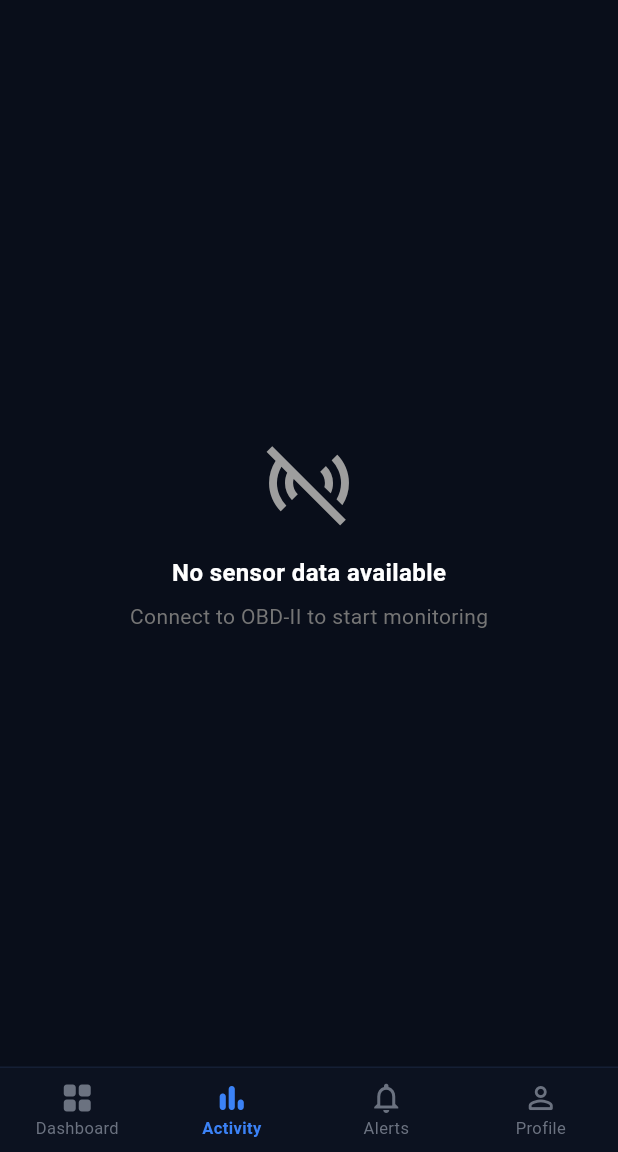
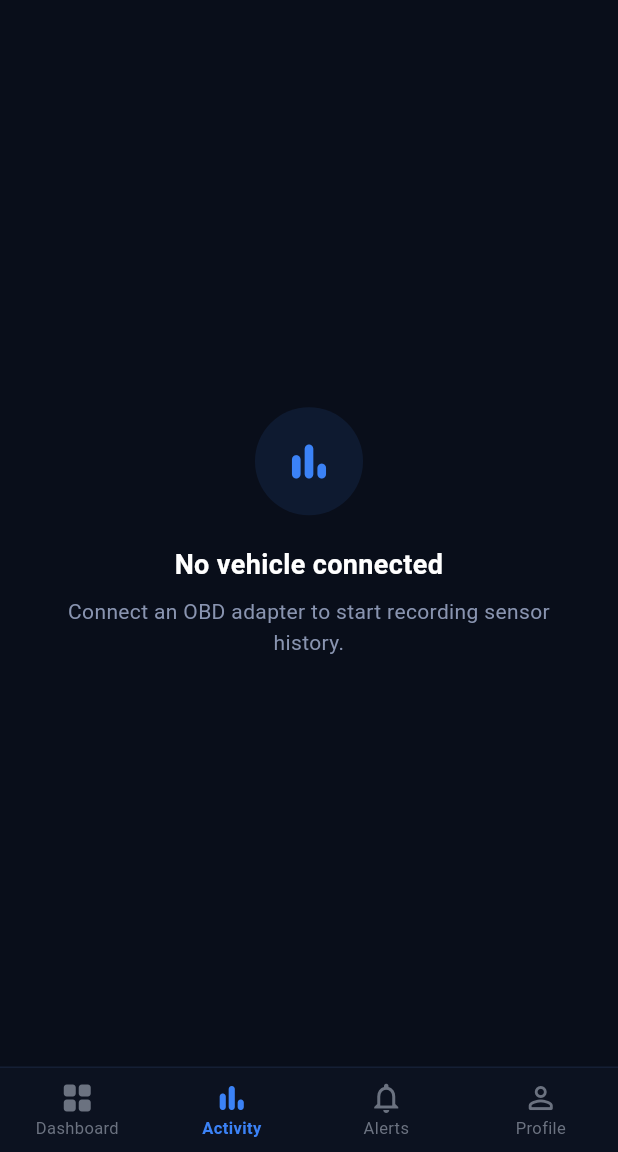
Before and after one commit to integgreat-creator/Fleet-Telemetry-Platform, a Flutter app: the screen it shows once a user with an empty profile is signed in, item 2 of the bottom bar chosen, on a phone screen of 412 x 824 dp, the part 84-1236 px from its top. Run offline on Flutter 3.47's test engine with Material 3 defaults, Android fonts, the phone set to English and light mode, and no system bars; our stand-ins replace app_links, connectivity_plus, fl_chart, flutter_blue_plus, flutter_bluetooth_serial, flutter_dotenv and 6 more; missing offline and left inert: mobile_scanner; accounts and stored records are empty.

Commit message:
fix(mobile): Activity tab 7-day sensor history + threshold alerts toggle
- Add ActivityScreen with per-sensor fl_chart line charts for the last 7 days;
  replaces the duplicate DashboardScreen that was wired to Tab 1
- Add getSensorHistory() to SupabaseService (sensor_type / value / unit /
  timestamp, configurable days + limit, server-side ordering)
- Wire Tab 1 of IndexedStack to ActivityScreen instead of DashboardScreen
- Add alertsEnabled flag to NotificationService singleton; showThresholdAlert()
  is now a no-op when the flag is false
- ProfileScreen._toggleAlerts() updates the flag immediately, persists to
  SharedPreferences, and cancels any queued notifications when disabled
- SensorProvider.startMonitoring() restores the persisted toggle on every
  new OBD session so the flag survives app restarts

Co-Authored-By: Claude Sonnet 4.6 <noreply@anthropic.com>

```diff
--- a/mobile_app/lib/providers/sensor_provider.dart
+++ b/mobile_app/lib/providers/sensor_provider.dart
@@ -47,6 +47,12 @@ class SensorProvider extends ChangeNotifier {
     _thresholds              = thresholds;
     _lastDataReceivedAt = DateTime.now();
     _offlineEventFired  = false;
+
+    // Restore the threshold-alerts toggle preference on every session start
+    SharedPreferences.getInstance().then((prefs) {
+      _notificationService.alertsEnabled =
+          prefs.getBool('threshold_alerts_enabled') ?? true;
+    });
 
     // OBD sensor stream
     _sensorSubscription = _obdService.sensorDataStream.listen((sensorData) {
--- /dev/null
+++ b/mobile_app/lib/screens/activity_screen.dart
@@ -0,0 +1,542 @@
+import 'dart:math';
+import 'package:fl_chart/fl_chart.dart';
+import 'package:flutter/material.dart';
+import 'package:provider/provider.dart';
+import 'package:vehicle_telemetry/config/app_colors.dart';
+import 'package:vehicle_telemetry/providers/vehicle_provider.dart';
+import 'package:vehicle_telemetry/services/supabase_service.dart';
+
+/// Sensor value history for the last 7 days.
+/// Shows a line chart per sensor type that has collected data.
+class ActivityScreen extends StatefulWidget {
+  const ActivityScreen({super.key});
+
+  @override
+  State<ActivityScreen> createState() => _ActivityScreenState();
+}
+
+class _ActivityScreenState extends State<ActivityScreen> {
+  final _service = SupabaseService();
+
+  List<_SensorHistory> _history = [];
+  bool   _loading = false;
+  String? _error;
+
+  // ── Human-readable labels ─────────────────────────────────────────────────
+  static const Map<String, String> _sensorLabels = {
+    'rpm':                    'Engine RPM',
+    'speed':                  'Vehicle Speed',
+    'coolant_temp':           'Coolant Temp',
+    'fuel_level':             'Fuel Level',
+    'battery_voltage':        'Battery Voltage',
+    'throttle_position':      'Throttle Position',
+    'intake_air_temp':        'Intake Air Temp',
+    'engine_load':            'Engine Load',
+    'maf':                    'Mass Air Flow',
+    'timing_advance':         'Timing Advance',
+    'fuel_pressure':          'Fuel Pressure',
+    'map':                    'Manifold Pressure',
+    'short_fuel_trim_1':      'Short Fuel Trim',
+    'long_fuel_trim_1':       'Long Fuel Trim',
+    'o2_voltage_b1s1':        'O2 Sensor B1S1',
+    'o2_voltage_b1s2':        'O2 Sensor B1S2',
+    'catalyst_temp_b1s1':     'Catalyst Temp',
+    'engine_runtime':         'Engine Runtime',
+    'barometric_pressure':    'Barometric Pressure',
+    'control_module_voltage': 'Control Module V',
+    'absolute_load':          'Absolute Load',
+    'engine_oil_temp':        'Engine Oil Temp',
+  };
+
+  @override
+  void didChangeDependencies() {
+    super.didChangeDependencies();
+    _fetchHistory();
+  }
+
+  Future<void> _fetchHistory() async {
+    final vehicleId =
+        context.read<VehicleProvider>().selectedVehicle?.id;
+    if (vehicleId == null) return;
+
+    setState(() { _loading = true; _error = null; });
+
+    try {
+      final rows = await _service.getSensorHistory(
+        vehicleId: vehicleId,
+        days:      7,
+        limit:     4000,
+      );
+
+      // Group rows by sensor_type
+      final grouped = <String, List<Map<String, dynamic>>>{};
+      for (final row in rows) {
+        final type = row['sensor_type'] as String? ?? 'unknown';
+        grouped.putIfAbsent(type, () => []).add(row);
+      }
+
+      // Build _SensorHistory per type, oldest-first
+      final startTime = DateTime.now().subtract(const Duration(days: 7));
+
+      final historyList = grouped.entries.map((e) {
+        final type   = e.key;
+        final points = e.value;
+
+        // Down-sample to at most 200 points per sensor for chart performance
+        final sampled = _downsample(points, 200);
+
+        final spots = <FlSpot>[];
+        final values = <double>[];
+
+        for (final p in sampled) {
+          final raw = p['timestamp'] as String?;
+          if (raw == null) continue;
+          final ts  = DateTime.tryParse(raw);
+          if (ts == null) continue;
+          final val = (p['value'] as num?)?.toDouble();
+          if (val == null) continue;
+
+          final xMinutes = ts.difference(startTime).inMinutes.toDouble();
+          spots.add(FlSpot(xMinutes, val));
+          values.add(val);
+        }
+
+        if (spots.isEmpty) return null;
+
+        final minVal = values.reduce(min);
+        final maxVal = values.reduce(max);
+        final avgVal = values.reduce((a, b) => a + b) / values.length;
+        final unit   = (points.first['unit'] as String?) ?? '';
+
+        return _SensorHistory(
+          sensorType: type,
+          label:      _sensorLabels[type] ?? type.replaceAll('_', ' '),
+          unit:       unit,
+          spots:      spots,
+          minVal:     minVal,
+          maxVal:     maxVal,
+          avgVal:     avgVal,
+          startTime:  startTime,
+        );
+      }).whereType<_SensorHistory>().toList();
+
+      // Sort alphabetically by label
+      historyList.sort((a, b) => a.label.compareTo(b.label));
+
+      if (mounted) setState(() { _history = historyList; _loading = false; });
+    } catch (e) {
+      if (mounted) setState(() { _error = e.toString(); _loading = false; });
+    }
+  }
+
+  // ── Render ─────────────────────────────────────────────────────────────────
+
+  @override
+  Widget build(BuildContext context) {
+    return Consumer<VehicleProvider>(
+      builder: (context, vp, _) {
+        if (vp.selectedVehicle == null) {
+          return _EmptyState(
+            icon:     Icons.bar_chart_rounded,
+            title:    'No vehicle connected',
+            subtitle: 'Connect an OBD adapter to start recording sensor history.',
+          );
+        }
+
+        if (_loading) {
+          return const Center(
+            child: Column(
+              mainAxisAlignment: MainAxisAlignment.center,
+              children: [
+                CircularProgressIndicator(color: AppColors.accentBlue),
+                SizedBox(height: 16),
+                Text('Loading sensor history…',
+                    style: TextStyle(color: AppColors.textSecondary)),
+              ],
+            ),
+          );
+        }
+
+        if (_error != null) {
+          return _EmptyState(
+            icon:        Icons.error_outline,
+            title:       'Failed to load history',
+            subtitle:    _error!,
+            actionLabel: 'Retry',
+            onAction:    _fetchHistory,
+          );
+        }
+
+        if (_history.isEmpty) {
+          return _EmptyState(
+            icon:        Icons.show_chart_rounded,
+            title:       'No history yet',
+            subtitle:    'Sensor readings from the last 7 days will appear here once the OBD adapter starts sending data.',
+            actionLabel: 'Refresh',
+            onAction:    _fetchHistory,
+          );
+        }
+
+        return RefreshIndicator(
+          color:           AppColors.accentBlue,
+          backgroundColor: AppColors.bgCard,
+          onRefresh:       _fetchHistory,
+          child: ListView(
+            padding: const EdgeInsets.symmetric(horizontal: 16, vertical: 12),
+            children: [
+              // Header row
+              Row(
+                children: [
+                  const Icon(Icons.history_rounded,
+                      color: AppColors.accentBlue, size: 18),
+                  const SizedBox(width: 8),
+                  Text(
+                    'Last 7 days  •  ${_history.length} sensors',
+                    style: const TextStyle(
+                      color: AppColors.textSecondary,
+                      fontSize: 13,
+                    ),
+                  ),
+                  const Spacer(),
+                  GestureDetector(
+                    onTap: _fetchHistory,
+                    child: const Icon(Icons.refresh_rounded,
+                        color: AppColors.accentBlue, size: 20),
+                  ),
+                ],
+              ),
+              const SizedBox(height: 12),
+
+              // One card per sensor
+              for (final h in _history) ...[
+                _SensorChartCard(history: h),
+                const SizedBox(height: 12),
+              ],
+            ],
+          ),
+        );
+      },
+    );
+  }
+
+  // ── Helpers ────────────────────────────────────────────────────────────────
+
+  /// Keeps at most [maxPoints] evenly-spaced items from [list].
+  static List<T> _downsample<T>(List<T> list, int maxPoints) {
+    if (list.length <= maxPoints) return list;
+    final step = list.length / maxPoints;
+    return List.generate(
+      maxPoints,
+      (i) => list[(i * step).floor()],
+    );
+  }
+}
+
+// ── Data model ────────────────────────────────────────────────────────────────
+
+class _SensorHistory {
+  final String     sensorType;
+  final String     label;
+  final String     unit;
+  final List<FlSpot> spots;
+  final double     minVal;
+  final double     maxVal;
+  final double     avgVal;
+  final DateTime   startTime;
+
+  const _SensorHistory({
+    required this.sensorType,
+    required this.label,
+    required this.unit,
+    required this.spots,
+    required this.minVal,
+    required this.maxVal,
+    required this.avgVal,
+    required this.startTime,
+  });
+}
+
+// ── Chart card ────────────────────────────────────────────────────────────────
+
+class _SensorChartCard extends StatelessWidget {
+  final _SensorHistory history;
+  const _SensorChartCard({required this.history});
+
+  @override
+  Widget build(BuildContext context) {
+    // Colour: blue by default, orange if spread is wide (high variance)
+    final spread = history.maxVal - history.minVal;
+    final lineColor = spread > history.avgVal * 0.5
+        ? AppColors.statusConnecting
+        : AppColors.accentBlue;
+
+    return Container(
+      decoration: BoxDecoration(
+        color: AppColors.bgCard,
+        borderRadius: BorderRadius.circular(14),
+      ),
+      padding: const EdgeInsets.fromLTRB(16, 14, 16, 12),
+      child: Column(
+        crossAxisAlignment: CrossAxisAlignment.start,
+        children: [
+          // Title row
+          Row(
+            children: [
+              Container(
+                width: 8, height: 8,
+                decoration: BoxDecoration(
+                  color: lineColor,
+                  shape: BoxShape.circle,
+                ),
+              ),
+              const SizedBox(width: 8),
+              Expanded(
+                child: Text(
+                  history.label,
+                  style: const TextStyle(
+                    color: AppColors.textPrimary,
+                    fontWeight: FontWeight.w600,
+                    fontSize: 14,
+                  ),
+                ),
+              ),
+              Text(
+                history.unit,
+                style: const TextStyle(
+                  color: AppColors.textSecondary,
+                  fontSize: 12,
+                ),
+              ),
+            ],
+          ),
+          const SizedBox(height: 12),
+
+          // Line chart
+          SizedBox(
+            height: 100,
+            child: LineChart(
+              LineChartData(
+                lineBarsData: [
+                  LineChartBarData(
+                    spots:       history.spots,
+                    isCurved:    true,
+                    curveSmoothness: 0.3,
+                    color:       lineColor,
+                    barWidth:    1.5,
+                    dotData:     const FlDotData(show: false),
+                    belowBarData: BarAreaData(
+                      show:  true,
+                      color: lineColor.withOpacity(0.08),
+                    ),
+                  ),
+                ],
+                gridData: FlGridData(
+                  show: true,
+                  drawVerticalLine: false,
+                  getDrawingHorizontalLine: (_) => FlLine(
+                    color: AppColors.divider,
+                    strokeWidth: 0.6,
+                  ),
+                ),
+                borderData: FlBorderData(show: false),
+                titlesData: FlTitlesData(
+                  leftTitles: AxisTitles(
+                    sideTitles: SideTitles(
+                      showTitles: true,
+                      reservedSize: 40,
+                      interval: _niceInterval(history.maxVal - history.minVal),
+                      getTitlesWidget: (value, meta) => Text(
+                        _formatValue(value),
+                        style: const TextStyle(
+                          color: AppColors.textLabel,
+                          fontSize: 9,
+                        ),
+                      ),
+                    ),
+                  ),
+                  bottomTitles: AxisTitles(
+                    sideTitles: SideTitles(
+                      showTitles: true,
+                      reservedSize: 18,
+                      interval: 1440, // one label per day (1440 min)
+                      getTitlesWidget: (value, meta) {
+                        final date = history.startTime
+                            .add(Duration(minutes: value.toInt()));
+                        return Text(
+                          _dayLabel(date),
+                          style: const TextStyle(
+                            color: AppColors.textLabel,
+                            fontSize: 9,
+                          ),
+                        );
+                      },
+                    ),
+                  ),
+                  topTitles:   const AxisTitles(
+                      sideTitles: SideTitles(showTitles: false)),
+                  rightTitles: const AxisTitles(
+                      sideTitles: SideTitles(showTitles: false)),
+                ),
+                lineTouchData: LineTouchData(
+                  touchTooltipData: LineTouchTooltipData(
+                    getTooltipColor: (_) => AppColors.bgCardAlt,
+                    getTooltipItems: (spots) => spots.map((s) =>
+                      LineTooltipItem(
+                        '${_formatValue(s.y)} ${history.unit}',
+                        const TextStyle(
+                          color: AppColors.textPrimary,
+                          fontSize: 11,
+                        ),
+                      ),
+                    ).toList(),
+                  ),
+                ),
+              ),
+            ),
+          ),
+          const SizedBox(height: 10),
+
+          // Min / Avg / Max summary
+          Row(
+            mainAxisAlignment: MainAxisAlignment.spaceAround,
+            children: [
+              _Stat(label: 'Min',  value: _formatValue(history.minVal), unit: history.unit, color: AppColors.accentBlue),
+              _Divider(),
+              _Stat(label: 'Avg',  value: _formatValue(history.avgVal), unit: history.unit, color: AppColors.textPrimary),
+              _Divider(),
+              _Stat(label: 'Max',  value: _formatValue(history.maxVal), unit: history.unit, color: lineColor),
+            ],
+          ),
+        ],
+      ),
+    );
+  }
+
+  // ── Format helpers ──────────────────────────────────────────────────────────
+
+  static String _formatValue(double v) {
+    if (v.abs() >= 1000) return v.toStringAsFixed(0);
+    if (v.abs() >= 10)   return v.toStringAsFixed(1);
+    return v.toStringAsFixed(2);
+  }
+
+  static String _dayLabel(DateTime d) {
+    const days = ['Mon', 'Tue', 'Wed', 'Thu', 'Fri', 'Sat', 'Sun'];
+    return days[d.weekday - 1];
+  }
+
+  static double _niceInterval(double range) {
+    if (range <= 0) return 1;
+    final raw = range / 3;
+    final magnitude = pow(10, (log(raw) / ln10).floor()).toDouble();
+    final normalized = raw / magnitude;
+    final nice = normalized < 1.5 ? 1.0
+        : normalized < 3.5 ? 2.0
+        : normalized < 7.5 ? 5.0
+        : 10.0;
+    return nice * magnitude;
+  }
+}
+
+// ── Small widgets ─────────────────────────────────────────────────────────────
+
+class _Stat extends StatelessWidget {
+  final String label;
+  final String value;
+  final String unit;
+  final Color  color;
+  const _Stat({
+    required this.label,
+    required this.value,
+    required this.unit,
+    required this.color,
+  });
+
+  @override
+  Widget build(BuildContext context) {
+    return Column(
+      children: [
+        Text(label,
+            style: const TextStyle(
+                color: AppColors.textLabel, fontSize: 10,
+                letterSpacing: 0.8)),
+        const SizedBox(height: 2),
+        Text(
+          '$value $unit',
+          style: TextStyle(color: color, fontSize: 12, fontWeight: FontWeight.w600),
+        ),
+      ],
+    );
+  }
+}
+
+class _Divider extends StatelessWidget {
+  @override
+  Widget build(BuildContext context) =>
+      Container(width: 1, height: 24, color: AppColors.divider);
+}
+
+class _EmptyState extends StatelessWidget {
+  final IconData     icon;
+  final String       title;
+  final String       subtitle;
+  final String?      actionLabel;
+  final VoidCallback? onAction;
+
+  const _EmptyState({
+    required this.icon,
+    required this.title,
+    required this.subtitle,
+    this.actionLabel,
+    this.onAction,
+  });
+
+  @override
+  Widget build(BuildContext context) {
+    return Center(
+      child: Padding(
+        padding: const EdgeInsets.symmetric(horizontal: 40),
+        child: Column(
+          mainAxisAlignment: MainAxisAlignment.center,
+          children: [
+            Container(
+              width: 72, height: 72,
+              decoration: BoxDecoration(
+                color: AppColors.accentBlue.withOpacity(0.10),
+                shape: BoxShape.circle,
+              ),
+              child: Icon(icon, size: 34, color: AppColors.accentBlue),
+            ),
+            const SizedBox(height: 20),
+            Text(title,
+                style: const TextStyle(
+                    color: AppColors.textPrimary, fontSize: 18,
+                    fontWeight: FontWeight.bold),
+                textAlign: TextAlign.center),
+            const SizedBox(height: 8),
+            Text(subtitle,
+                style: const TextStyle(
+                    color: AppColors.textSecondary, fontSize: 14, height: 1.5),
+                textAlign: TextAlign.center),
+            if (actionLabel != null && onAction != null) ...[
+              const SizedBox(height: 24),
+              OutlinedButton(
+                onPressed: onAction,
+                style: OutlinedButton.styleFrom(
+                  side: const BorderSide(color: AppColors.accentBlue),
+                  shape: RoundedRectangleBorder(
+                      borderRadius: BorderRadius.circular(10)),
+                  padding: const EdgeInsets.symmetric(
+                      horizontal: 28, vertical: 12),
+                ),
+                child: Text(actionLabel!,
+                    style:
+                        const TextStyle(color: AppColors.accentBlue)),
+              ),
+            ],
+          ],
+        ),
+      ),
+    );
+  }
+}
--- a/mobile_app/lib/screens/home_screen.dart
+++ b/mobile_app/lib/screens/home_screen.dart
@@ -7,6 +7,7 @@ import 'package:vehicle_telemetry/config/app_colors.dart';
 import 'package:vehicle_telemetry/providers/auth_provider.dart';
 import 'package:vehicle_telemetry/providers/sensor_provider.dart';
 import 'package:vehicle_telemetry/providers/vehicle_provider.dart';
+import 'package:vehicle_telemetry/screens/activity_screen.dart';
 import 'package:vehicle_telemetry/screens/alerts_screen.dart';
 import 'package:vehicle_telemetry/screens/bluetooth_scan_screen.dart';
 import 'package:vehicle_telemetry/screens/dashboard_screen.dart';
@@ -368,8 +369,8 @@ class _HomeScreenState extends State<HomeScreen> {
               return const DashboardScreen();
             },
           ),
-          // Tab 1 — Activity: full sensor-tab dashboard
-          const DashboardScreen(),
+          // Tab 1 — Activity: 7-day sensor history charts
+          const ActivityScreen(),
           // Tab 2 — Alerts
           const AlertsScreen(),
           // Tab 3 — Profile
--- a/mobile_app/lib/services/notification_service.dart
+++ b/mobile_app/lib/services/notification_service.dart
@@ -8,6 +8,10 @@ class NotificationService {
 
   final FlutterLocalNotificationsPlugin _notifications = FlutterLocalNotificationsPlugin();
   bool _initialized = false;
+
+  /// Mirrors the "Threshold Alerts" toggle in the Profile tab.
+  /// When false, [showThresholdAlert] is a no-op.
+  bool alertsEnabled = true;
 
   Future<void> initialize() async {
     if (_initialized) return;
@@ -57,6 +61,8 @@ class NotificationService {
   }
 
   Future<void> showThresholdAlert(SensorData sensorData, String vehicleName) async {
+    // Respect the user's toggle in the Profile tab
+    if (!alertsEnabled) return;
     const androidDetails = AndroidNotificationDetails(
       'threshold_alerts',
       'Threshold Alerts',
```
Also changed, not shown: mobile_app/lib/screens/profile_screen.dart (+10 -5 lines), mobile_app/lib/services/supabase_service.dart (+26 -0 lines).
